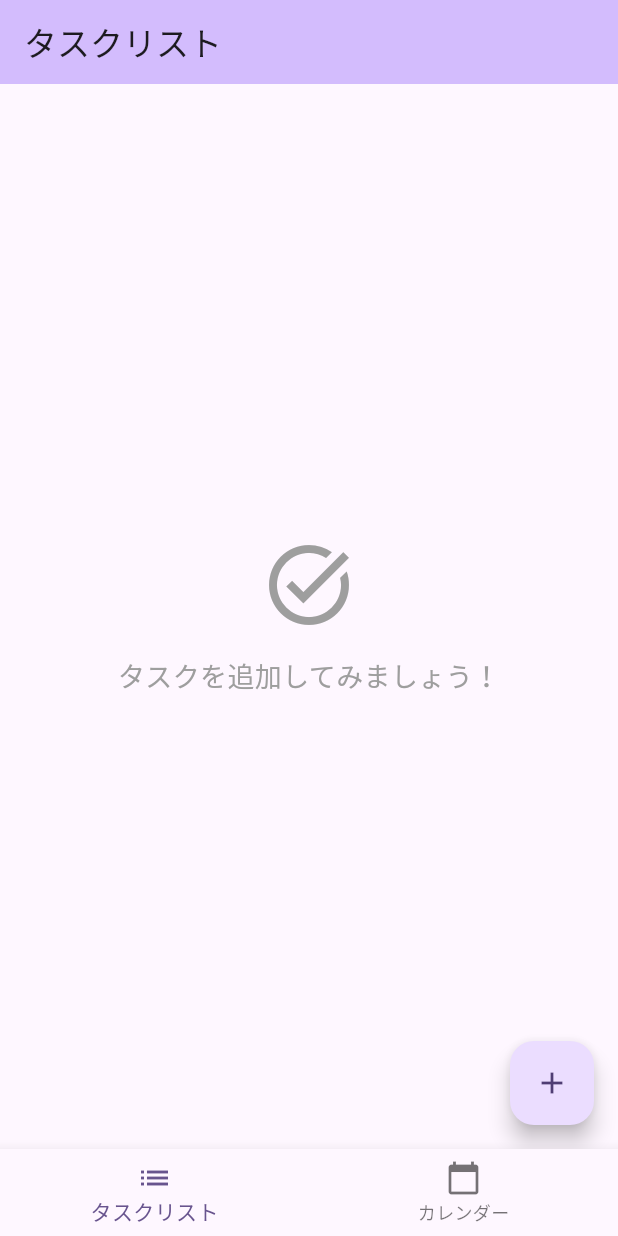
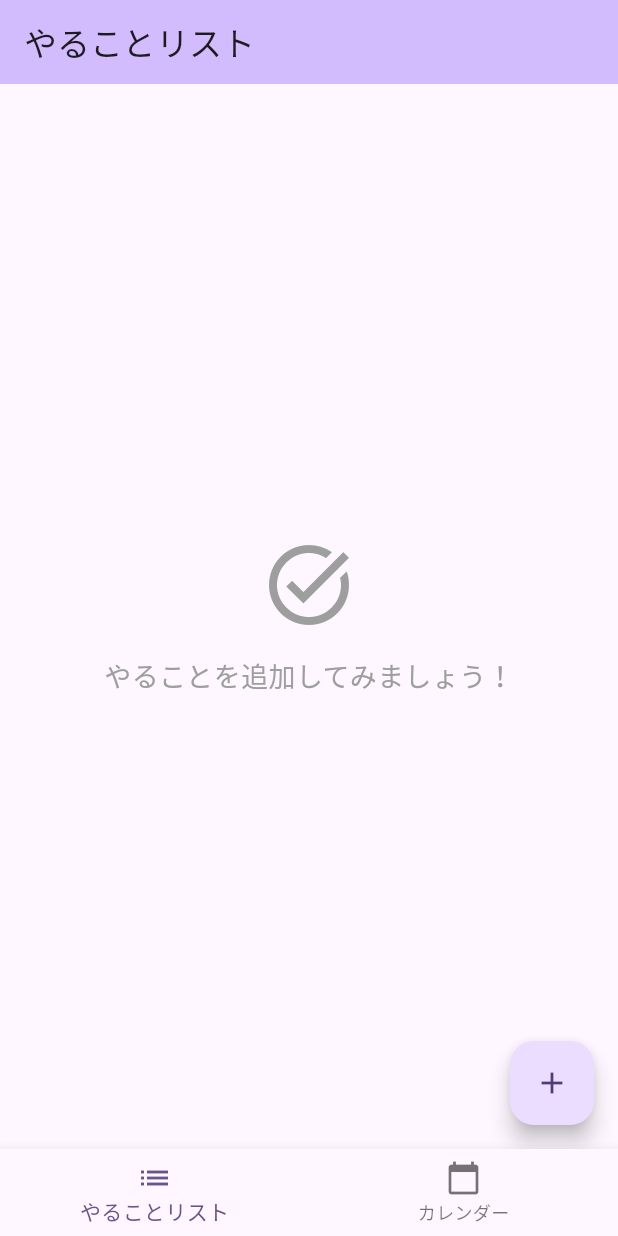
Before and after one commit to hid3h/yatta, a Flutter app: the screen it shows after launch, on a phone screen of 412 x 824 dp. Run offline on Flutter 3.47's test engine with Material 3 defaults, Android fonts, the phone set to English and light mode, and no system bars; our stand-ins replace flutter_riverpod, table_calendar.

Commit message:
「タスク」を「やること」に変更、カレンダーは「やったこと」に変更

```diff
--- a/lib/ui/calendar/calendar_page.dart
+++ b/lib/ui/calendar/calendar_page.dart
@@ -111,7 +111,7 @@ class _CalendarPageState extends ConsumerState<CalendarPage> {
         Padding(
           padding: const EdgeInsets.all(16.0),
           child: Text(
-            '${_selectedDay!.month}月${_selectedDay!.day}日のタスク',
+            '${_selectedDay!.month}月${_selectedDay!.day}日のやったこと',
             style: Theme.of(context).textTheme.titleMedium,
           ),
         ),
@@ -119,7 +119,7 @@ class _CalendarPageState extends ConsumerState<CalendarPage> {
           child: tasksForSelectedDay.isEmpty
               ? const Center(
                   child: Text(
-                    'この日に実行されたタスクはありません',
+                    'この日に実行されたやったことはありません',
                     style: TextStyle(color: Colors.grey),
                   ),
                 )
--- a/lib/ui/home/home_page.dart
+++ b/lib/ui/home/home_page.dart
@@ -10,13 +10,13 @@ void _showAddTaskDialog(BuildContext context, HomeViewModel homeViewModel) {
     context: context,
     builder: (BuildContext context) {
       return AlertDialog(
-        title: const Text('新しいタスクを追加'),
+        title: const Text('新しいやることを追加'),
         content: TextField(
           controller: textController,
           autofocus: true,
           decoration: const InputDecoration(
-            hintText: 'タスクの名前を入力してください',
-            labelText: 'タスク名',
+            hintText: 'やることの名前を入力してください',
+            labelText: 'やること名',
           ),
           onSubmitted: (value) {
             if (value.trim().isNotEmpty) {
@@ -56,7 +56,7 @@ class HomePage extends ConsumerWidget {
 
     return Scaffold(
       appBar: AppBar(
-        title: const Text('タスクリスト'),
+        title: const Text('やることリスト'),
         backgroundColor: Theme.of(context).colorScheme.inversePrimary,
       ),
       body: tasks.isEmpty
@@ -67,7 +67,7 @@ class HomePage extends ConsumerWidget {
                   Icon(Icons.task_alt, size: 64, color: Colors.grey),
                   SizedBox(height: 16),
                   Text(
-                    'タスクを追加してみましょう！',
+                    'やることを追加してみましょう！',
                     style: TextStyle(fontSize: 18, color: Colors.grey),
                   ),
                 ],
@@ -82,7 +82,7 @@ class HomePage extends ConsumerWidget {
             ),
       floatingActionButton: FloatingActionButton(
         onPressed: () => _showAddTaskDialog(context, homeViewModel),
-        tooltip: 'タスクを追加',
+        tooltip: 'やることを追加',
         child: const Icon(Icons.add),
       ),
     );
--- a/lib/ui/home/view_model/home_view_model.dart
+++ b/lib/ui/home/view_model/home_view_model.dart
@@ -5,7 +5,7 @@ import '../../../data/models/task.dart';
 class HomeViewModel extends StateNotifier<List<Task>> {
   HomeViewModel() : super([]);
 
-  // タスクの色リスト
+  // やることの色リスト
   static const List<Color> _taskColors = [
     Colors.red,
     Colors.blue,
@@ -22,7 +22,7 @@ class HomeViewModel extends StateNotifier<List<Task>> {
   void addTask(String name) {
     if (name.trim().isEmpty) return;
 
-    // タスクの数に基づいて色を循環的に割り当て
+    // やることの数に基づいて色を循環的に割り当て
     final colorIndex = state.length % _taskColors.length;
     final taskColor = _taskColors[colorIndex];
 
@@ -61,7 +61,7 @@ class HomeViewModel extends StateNotifier<List<Task>> {
     }).toList();
   }
 
-  // 指定した日に実行されたタスクを取得
+  // 指定した日に実行されたやったことを取得
   List<Task> getTasksForDate(DateTime date) {
     return state.where((task) => task.isCompletedOnDate(date)).toList();
   }
--- a/lib/ui/main_page.dart
+++ b/lib/ui/main_page.dart
@@ -31,7 +31,7 @@ class _MainPageState extends State<MainPage> {
         items: const [
           BottomNavigationBarItem(
             icon: Icon(Icons.list),
-            label: 'タスクリスト',
+            label: 'やることリスト',
           ),
           BottomNavigationBarItem(
             icon: Icon(Icons.calendar_today),
```
Also changed, not shown: 3 other files.
